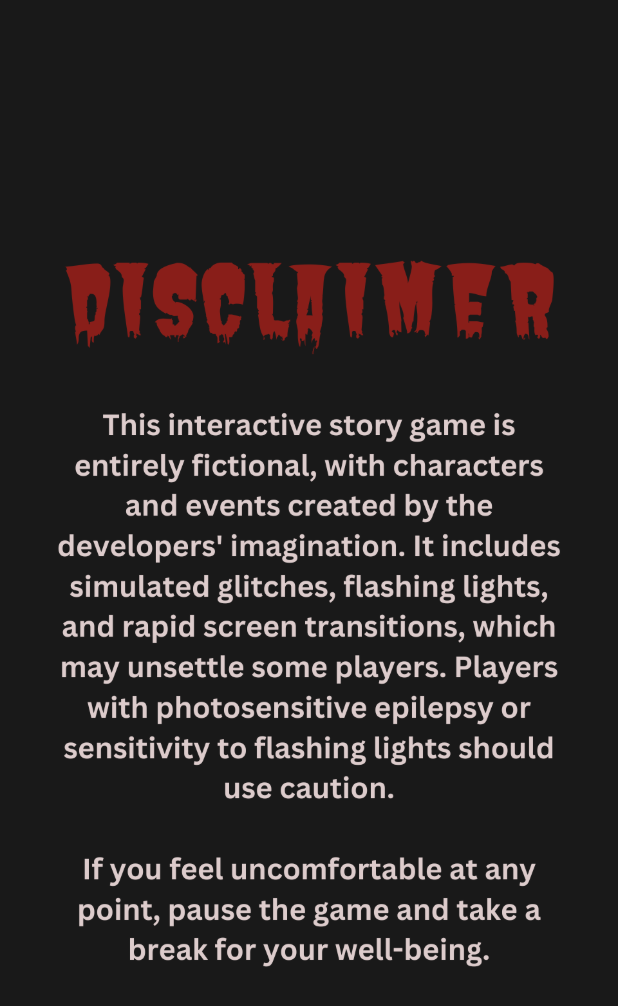
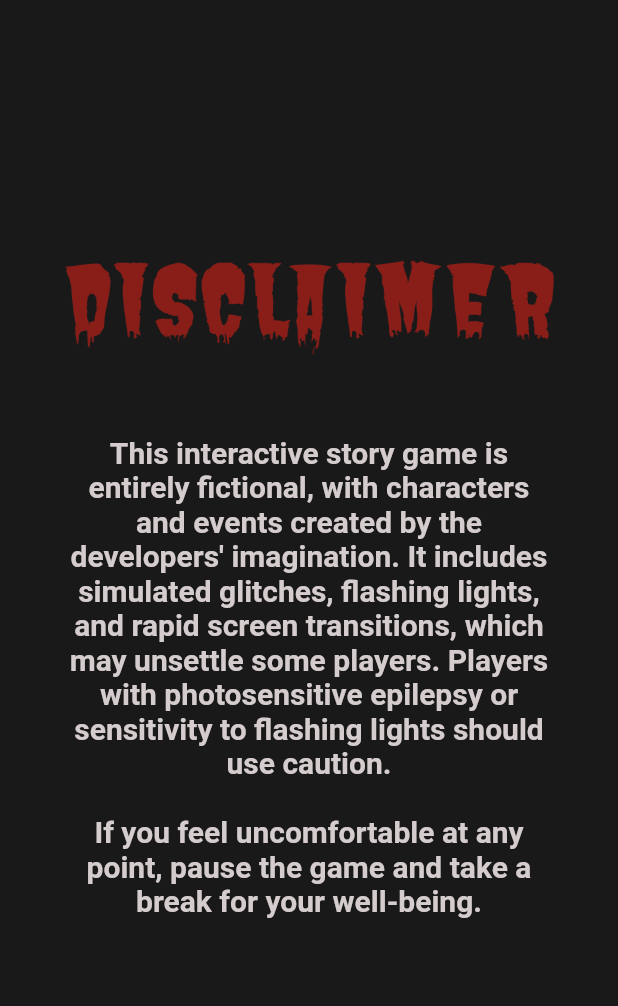
Before and after one commit to afgeloo/Final_Invitation, a Flutter app: the Disclaimer screen opened directly, on a phone screen of 412 x 824 dp. Shown: the top 1006 px of the screen. Run offline on Flutter 3.47's test engine with Material 3 defaults, Android fonts, the light colour scheme and no system bars; drawn by our look-alikes of animated_text_kit.

Commit message:
Act1 new changes

```diff
--- a/finalinvitation/lib/Pages/Act1.dart/Disclaimer.dart
+++ b/finalinvitation/lib/Pages/Act1.dart/Disclaimer.dart
@@ -1,18 +1,45 @@
 import 'package:deadwhispers/Pages/Act1.dart/Gameplay.dart';
 import 'package:flutter/material.dart';
+import 'package:flutter/widgets.dart';
+import 'package:animated_text_kit/animated_text_kit.dart';
 
-class Disclaimer extends StatelessWidget {
+class Disclaimer extends StatefulWidget {
   const Disclaimer({Key? key}) : super(key: key);
+
+  @override
+  _DisclaimerState createState() => _DisclaimerState();
+}
+
+class _DisclaimerState extends State<Disclaimer> {
+  bool _isTextComplete = false;
+
+  @override
+  void initState() {
+    super.initState();
+    _isTextComplete = false;
+  }
+
+  void _onTap() {
+    if (!_isTextComplete) {
+      setState(() {
+        _isTextComplete = true;
+      });
+    } else {
+      Navigator.push(
+        context,
+        MaterialPageRoute(builder: (context) => Gameplay()),
+      ).then((_) {
+        setState(() {
+          _isTextComplete = false;
+        });
+      });
+    }
+  }
 
   @override
   Widget build(BuildContext context) {
     return GestureDetector(
-      onTap: () {
-        Navigator.push(
-          context,
-          MaterialPageRoute(builder: (context) => Gameplay()),
-        );
-      },
+      onTap: _onTap,
       child: Scaffold(
         body: Stack(
           children: [
@@ -26,6 +53,42 @@ class Disclaimer extends StatelessWidget {
                 ),
               ),
             ),
+            Positioned(
+              top: 290,
+              left: 0,
+              right: 0,
+              child: Center(
+                child: DefaultTextStyle(
+                  style: TextStyle(
+                    color: Color.fromARGB(255, 213, 205, 205),
+                    fontWeight: FontWeight.w600,
+                    fontSize: 20,
+                  ),
+                  child: _isTextComplete
+                      ? Text(
+                          'This interactive story game is\nentirely fictional, with characters\nand events created by the\ndevelopers\' imagination. It includes\nsimulated glitches, flashing lights,\nand rapid screen transitions, which\nmay unsettle some players. Players\nwith photosensitive epilepsy or\nsensitivity to flashing lights should\nuse caution.\n\nIf you feel uncomfortable at any\npoint, pause the game and take a\nbreak for your well-being.',
+                          textAlign: TextAlign.center,
+                        )
+                      : AnimatedTextKit(
+                          animatedTexts: [
+                            TypewriterAnimatedText(
+                              'This interactive story game is\nentirely fictional, with characters\nand events created by the\ndevelopers\' imagination. It includes\nsimulated glitches, flashing lights,\nand rapid screen transitions, which\nmay unsettle some players. Players\nwith photosensitive epilepsy or\nsensitivity to flashing lights should\nuse caution.\n\nIf you feel uncomfortable at any\npoint, pause the game and take a\nbreak for your well-being.',
+                              textAlign: TextAlign.center,
+                              speed: Duration(milliseconds: 50),
+                            ),
+                          ],
+                          totalRepeatCount: 1,
+                          pause: Duration(milliseconds: 1000),
+                          isRepeatingAnimation: false,
+                          onTap: () {
+                            setState(() {
+                              _isTextComplete = true;
+                            });
+                          },
+                        ),
+                ),
+              ),
+            ),
           ],
         ),
       ),
--- a/finalinvitation/lib/main.dart
+++ b/finalinvitation/lib/main.dart
@@ -13,7 +13,6 @@ class FinalInvitation extends StatelessWidget {
     return MaterialApp(
       debugShowCheckedModeBanner: false,
       home: MainMenu(),
-      //Angelo's added code
     );
   }
 }
--- a/finalinvitation/pubspec.yaml
+++ b/finalinvitation/pubspec.yaml
@@ -35,6 +35,7 @@ dependencies:
   # The following adds the Cupertino Icons font to your application.
   # Use with the CupertinoIcons class for iOS style icons.
   cupertino_icons: ^1.0.6
+  animated_text_kit: ^4.2.2
 
 dev_dependencies:
   flutter_test:
```
Also changed, not shown: finalinvitation/assets/images/disclaimer.png, finalinvitation/assets/images/gameplay.png, finalinvitation/assets/images/main_menu.png, finalinvitation/pubspec.lock.
